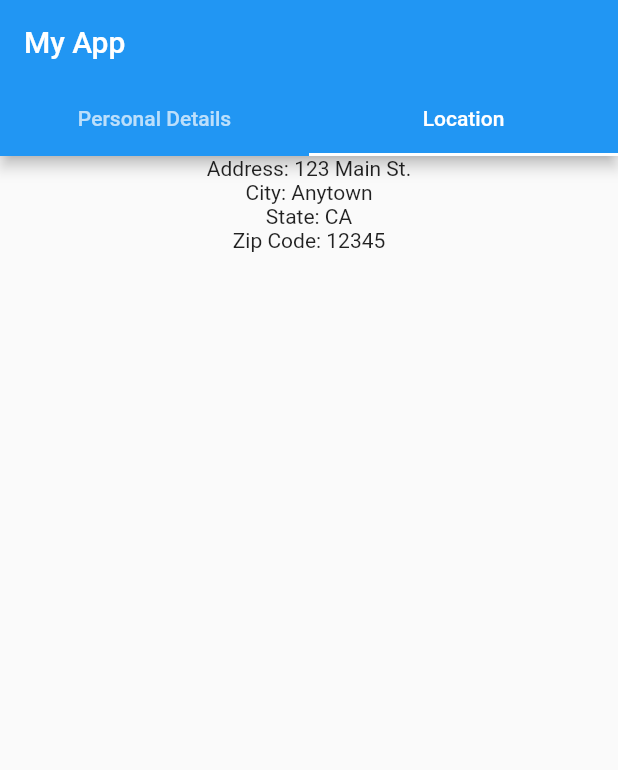
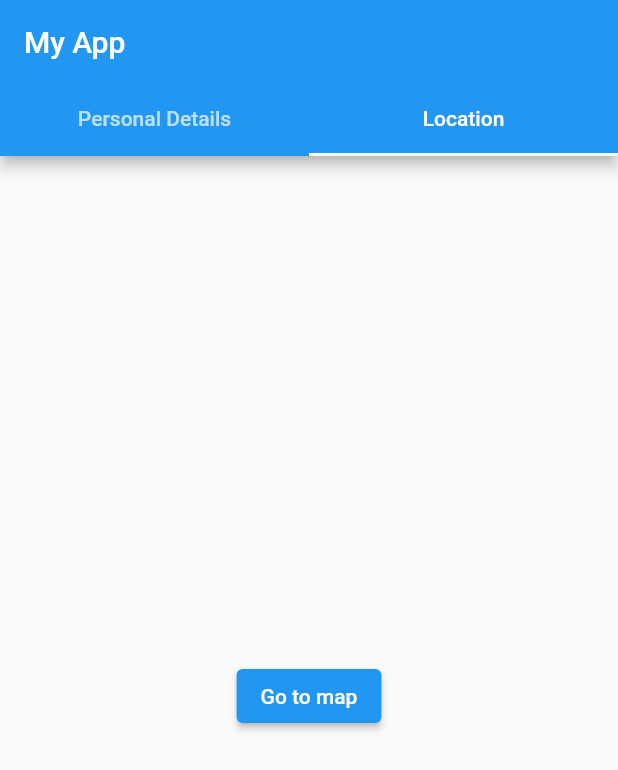
Before and after one commit to MaheshMalle/assignment, a Flutter app: the Home screen opened directly with empty values, tab 2 chosen, on a phone screen of 412 x 824 dp. Shown: the top 770 px of the screen. Run offline on Flutter 3.47's test engine with Material 2 defaults, Android fonts, the phone set to English and light mode, and no system bars; our stand-ins replace email_validator, firebase_auth, firebase_core, firebase_database, flutter_spinkit, fluttertoast and 1 more; accounts and stored records are empty.

Commit message:
adding the updated code

```diff
--- a/lib/home.dart
+++ b/lib/home.dart
@@ -1,6 +1,9 @@
+import 'dart:async';
 import 'package:firebase_database/firebase_database.dart';
 import 'package:flutter/material.dart';
 import 'package:fluttertoast/fluttertoast.dart';
+import 'package:google_maps_flutter/google_maps_flutter.dart';
+import 'package:settyl_assignment/map.dart';
 
 class Home extends StatefulWidget {
   final String email;
@@ -25,6 +28,16 @@ class _HomeState extends State<Home> with SingleTickerProviderStateMixin {
   late TabController _tabController;
   final updateNamecontroller = TextEditingController();
   final updateNumbercontroller = TextEditingController();
+
+  final LatLng _center = const LatLng(45.521563, -122.677433);
+  late GoogleMapController _controller;
+
+  void _onMapCreated(GoogleMapController controller) {
+    _controller = controller;
+  }
+
+
+
 
   late DatabaseReference dbRef;
 
@@ -145,15 +158,15 @@ class _HomeState extends State<Home> with SingleTickerProviderStateMixin {
               ],
             ),
           ),
-          Column(
-            children: [
-              Text('Address: 123 Main St.'),
-              Text('City: Anytown'),
-              Text('State: CA'),
-              Text('Zip Code: 12345'),
-              // add more widgets here
-            ],
-          ),
+          Center(child: ElevatedButton(onPressed: () {
+            Navigator.push(
+                              context,
+                              MaterialPageRoute(
+                                builder: (context) => MapScreen(),
+                              ),
+                            );
+           },
+          child: Text("Go to map")),)
         ],
       ),
     );
--- a/pubspec.yaml
+++ b/pubspec.yaml
@@ -43,6 +43,7 @@ dependencies:
   fluttertoast: ^8.2.1
   flutter_spinkit: ^5.1.0
   firebase_database: ^10.0.16
+  google_maps_flutter: ^2.2.5
 
 dev_dependencies:
   flutter_test:
```
Also changed, not shown: lib/map.dart (added, +32 -0 lines), pubspec.lock, 2 other files.
